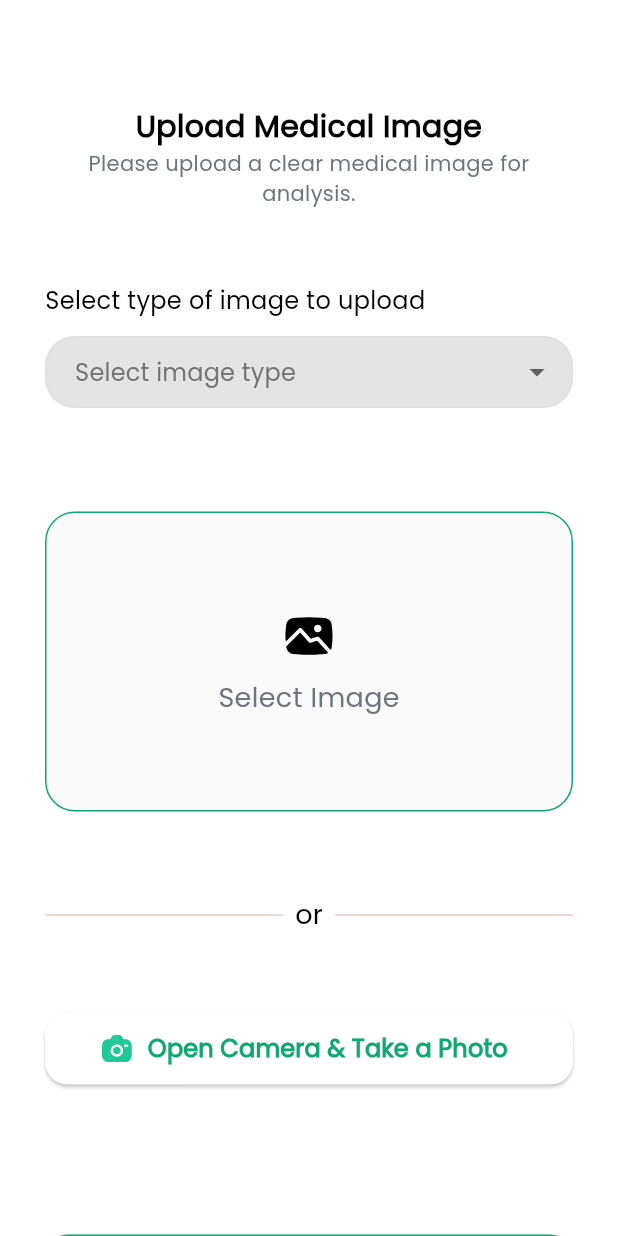
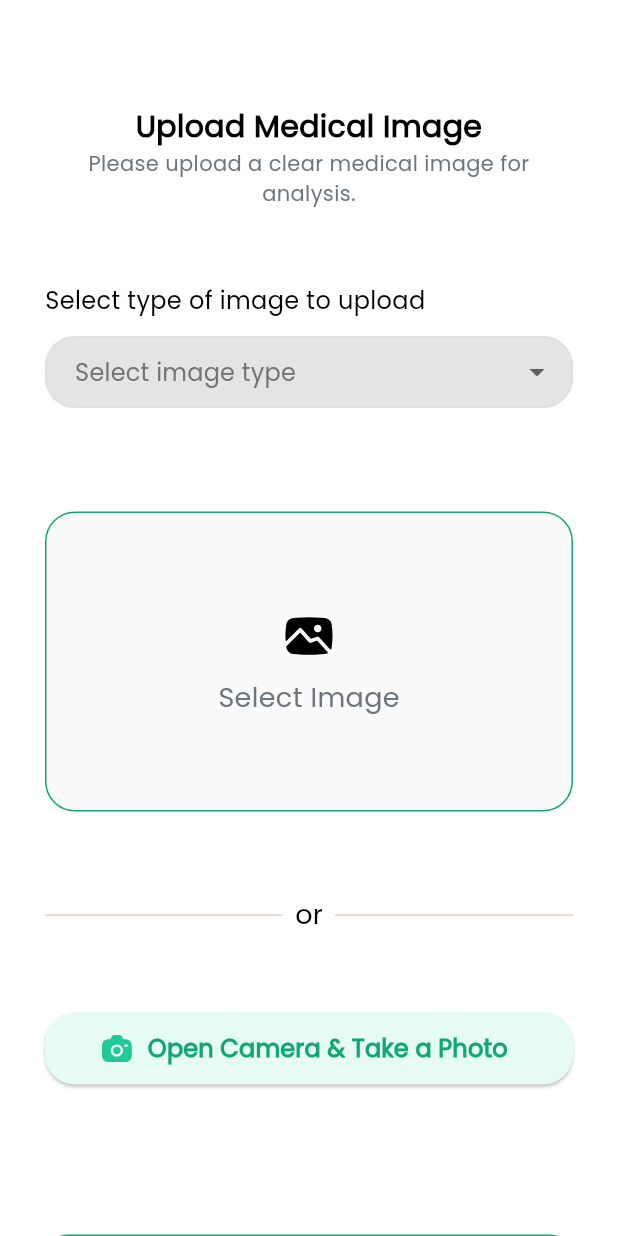
Before and after one commit to Tabithamutinda/cura-vision-mobile, a Flutter app: the screen it shows after launch, on a phone screen of 412 x 824 dp. Run offline on Flutter 3.47's test engine with Material 3 defaults, Android fonts, the light colour scheme and no system bars; our stand-ins replace dio, flutter_svg, get, image_picker; statements that could not run were skipped; project files that could hold a hidden picture were left out.

Commit message:
Edit outlined button widget

```diff
--- a/lib/widgets/buttons/outlined_button_with_icon.dart
+++ b/lib/widgets/buttons/outlined_button_with_icon.dart
@@ -15,7 +15,7 @@ class OutlinedIconButton extends StatelessWidget {
 
   @override
   Widget build(BuildContext context) {
-    double effectiveBorderRadius = borderRadius ?? 15.0;
+    double effectiveBorderRadius = borderRadius ?? 20.0;
     return SizedBox(
       height: 48,
       width: double.infinity,
@@ -23,10 +23,11 @@ class OutlinedIconButton extends StatelessWidget {
 
         onPressed: action,
         style: ElevatedButton.styleFrom(
-          backgroundColor: const Color(Constants.appWhite),
+          backgroundColor: const Color(0XFFE7FBF5),
           foregroundColor: Color(Constants.appPrimaryColor),
           shape: RoundedRectangleBorder(
               borderRadius: BorderRadius.circular(effectiveBorderRadius)),
+
         ),
         icon: SvgPicture.asset("assets/images/camera.svg"),
         label: Text(
```
